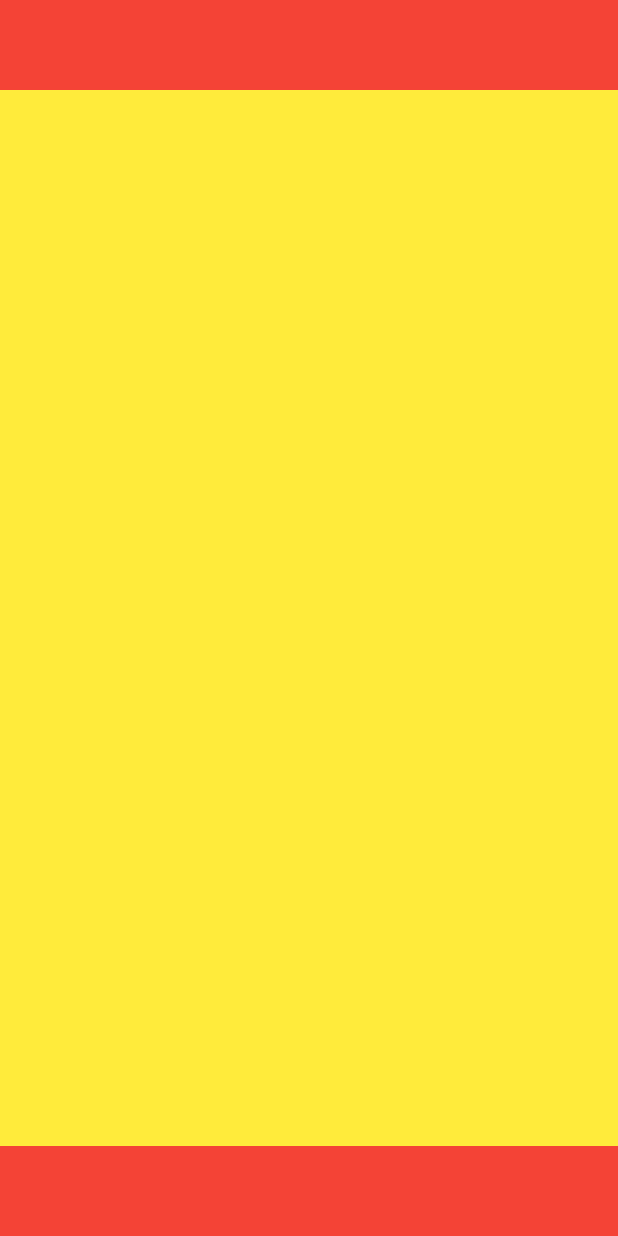
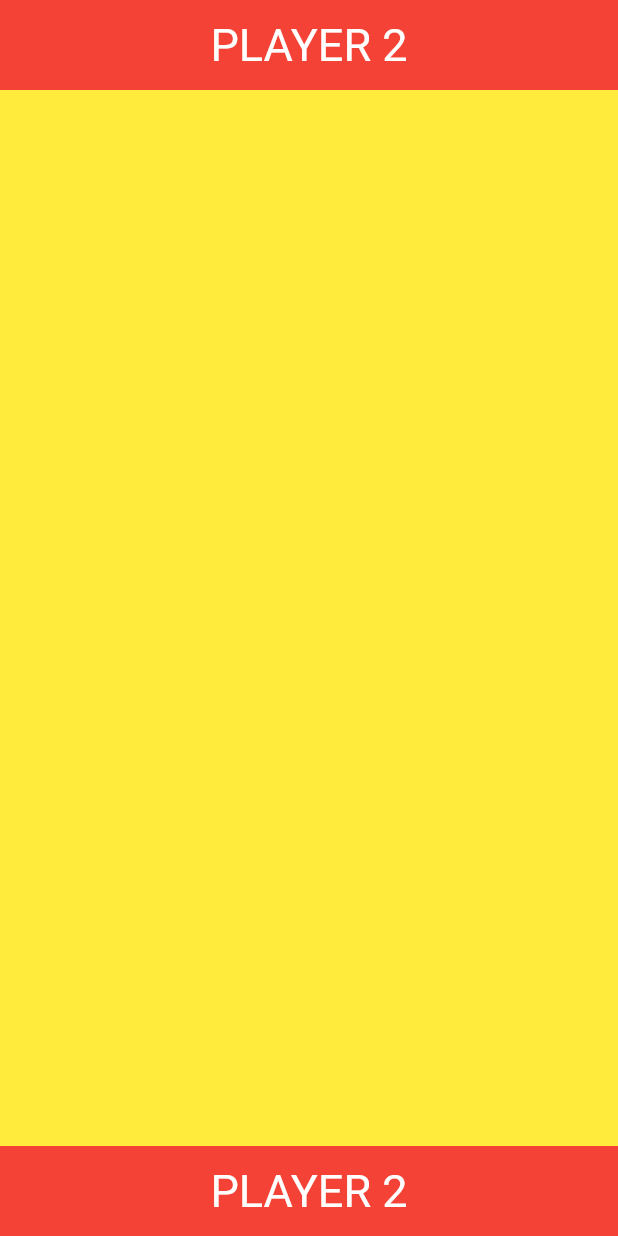
Before and after one commit to charanprasanth/Magnet-Game, a Flutter app: the screen it shows after launch, on a phone screen of 412 x 824 dp. Run offline on Flutter 3.47's test engine with Material 2 defaults, Android fonts, the phone set to English and light mode, and no system bars; our stand-ins replace bloc, device_preview, flutter_bloc.

Commit message:
minor fixes

```diff
--- a/lib/bloc/paint/paint_bloc.dart
+++ b/lib/bloc/paint/paint_bloc.dart
@@ -32,8 +32,8 @@ class PaintBloc extends Bloc<PaintEvent, PaintState> {
       double diffX = dx - x;
       double diffY = dy - y;
       if (magnets[i].player != currentPlayer &&
-          diffX.abs() <= 60 &&
-          diffY.abs() <= 60) {
+          diffX.abs() <= 80 &&
+          diffY.abs() <= 80) {
         isLost = true;
         break;
       }
--- a/lib/presentation/pages/game_page.dart
+++ b/lib/presentation/pages/game_page.dart
@@ -11,7 +11,9 @@ class GamePage extends StatelessWidget {
   Widget build(BuildContext context) {
     final bloc = BlocProvider.of<PaintBloc>(context);
     return Scaffold(
-      body: SafeArea(
+      body: BlocBuilder<PaintBloc, PaintState>(
+        builder: (context, state) {
+          return SafeArea(
             child: Stack(
               children: [
                 Column(
@@ -45,7 +47,8 @@ class GamePage extends StatelessWidget {
                                 double dx = details.localPosition.dx;
                                 double dy = details.localPosition.dy;
                                 bloc.add(
-                              AddNewMagnet(MagnetItem(offset: Offset(dx, dy))),
+                                  AddNewMagnet(
+                                      MagnetItem(offset: Offset(dx, dy))),
                                 );
                               },
                             ),
@@ -59,6 +62,8 @@ class GamePage extends StatelessWidget {
                 const GameOverWidget(),
               ],
             ),
+          );
+        },
       ),
     );
   }
@@ -146,6 +151,12 @@ class PlayerContainer extends StatelessWidget {
           decoration: BoxDecoration(
             color: isPlayer1 ? Colors.blue : Colors.red,
           ),
+          child: Center(
+            child: Text(
+              isPlayer1 ? "PLAYER 1" : "PLAYER 2",
+              style: const TextStyle(color: Colors.white, fontSize: 30.0),
+            ),
+          ),
         );
       },
     );
@@ -163,10 +174,11 @@ class MyCustomPainter extends CustomPainter {
       Offset offset = magnet.offset;
       Color color =
           (magnet.player == Player.PLAYER1) ? Colors.red : Colors.blue;
-      canvas.drawRect(
-        Rect.fromCircle(center: offset, radius: 20),
-        Paint()..color = color,
-      );
+      Paint paint = Paint()
+        ..color = color
+        ..style = PaintingStyle.stroke
+        ..strokeWidth = 15;
+      canvas.drawCircle(offset, 30, paint);
     }
   }
 
```
Lines whose indentation alone changed are shown as unchanged.
